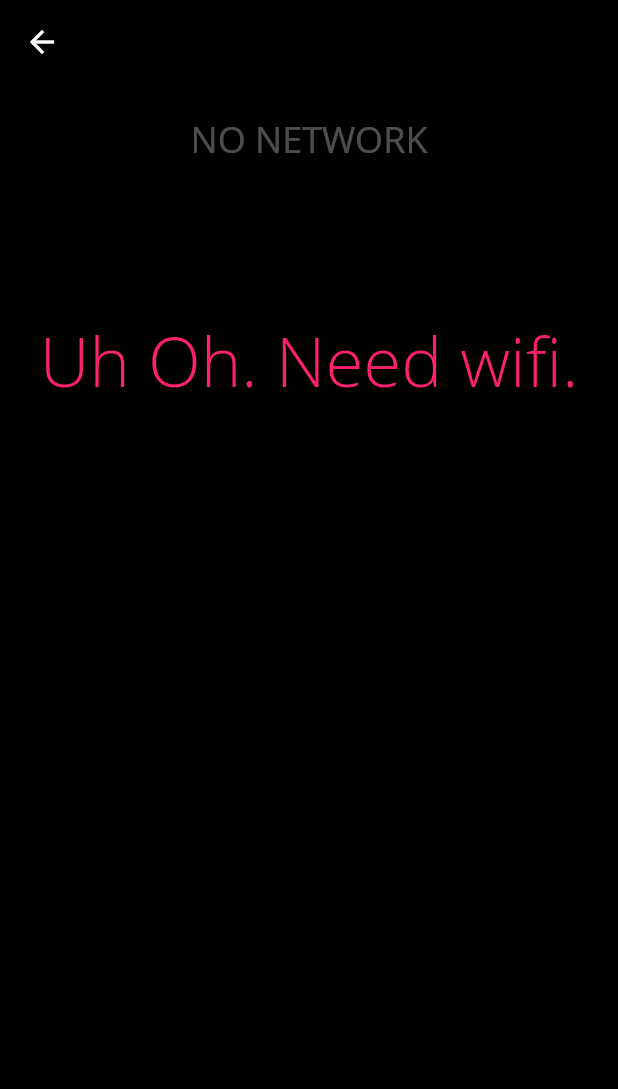
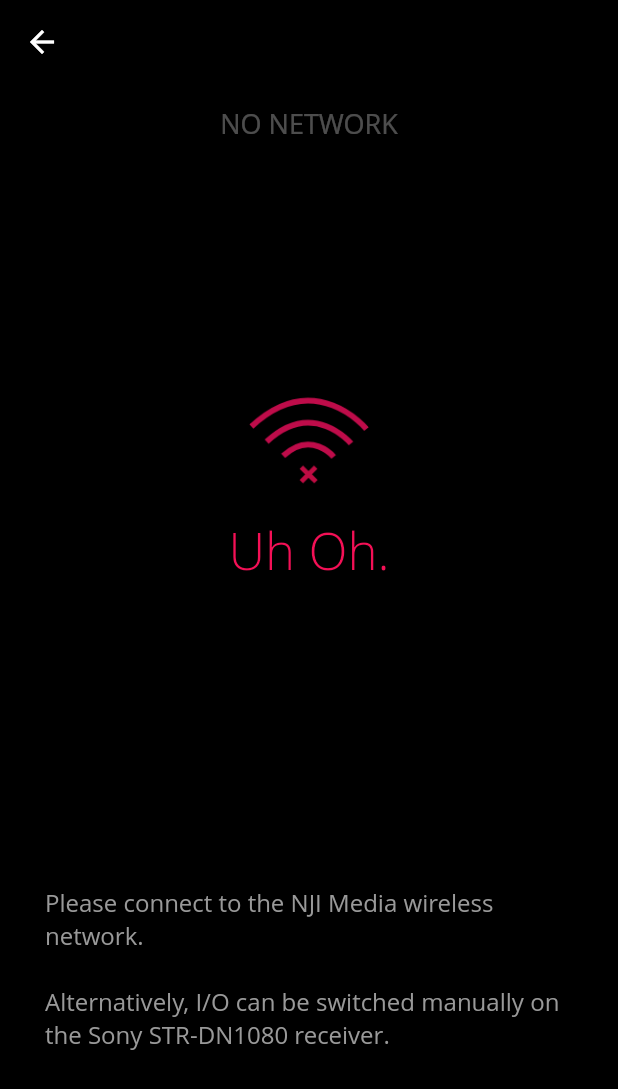
Before and after one commit to dtateii/sony-remote, a Flutter app: the ScreenErrorWifi screen opened directly, on a phone screen of 412 x 824 dp. Shown: the top 1089 px of the screen. Run offline on Flutter 3.47's test engine with Material 2 defaults, Android fonts, the phone set to English and light mode, and no system bars; our stand-ins replace connectivity; Roboto replaces fonts that are missing (Open Sans).

Commit message:
Format: Add icons, resize for A502DL device

```diff
--- a/lib/config.dart
+++ b/lib/config.dart
@@ -1,7 +1,7 @@
 class Api {
 
   static String getUri(lib) {
-    return 'http://192.168.86.27:10000/sony/' + lib;
+    return 'http://10.1.10.81:10000/sony/' + lib;
   }
 
 }
--- a/lib/dest.dart
+++ b/lib/dest.dart
@@ -63,14 +63,14 @@ class _DestState extends State<ScreenDest> {
                 crossAxisAlignment: CrossAxisAlignment.center,
                 children: [
                   Container(
-                    padding: const EdgeInsets.only(top:20),
+                    padding: const EdgeInsets.only(top:14),
                     child: Text(
                       'DESTINATION',
                       style: CustomTextStyle.label(context),
                     )
                   ),
                   Container(
-                    padding: const EdgeInsets.only(top:120),
+                    padding: const EdgeInsets.only(top:100),
                     child: Column(
                       crossAxisAlignment: CrossAxisAlignment.center,
                       children: [
--- a/lib/errorWifi.dart
+++ b/lib/errorWifi.dart
@@ -15,23 +15,34 @@ class ScreenErrorWifi extends StatelessWidget {
                 crossAxisAlignment: CrossAxisAlignment.center,
                 children: [
                   Container(
-                    padding: const EdgeInsets.only(top:20),
+                    padding: const EdgeInsets.only(top:14),
                     child: Text(
                       'NO NETWORK',
                       style: CustomTextStyle.label(context),
                     )
                   ),
+                  Container(
+                    padding: const EdgeInsets.only(top:150),
+                    child: Image.asset('assets/icon-wifi-no.png', width: 80)
+                  ),
                   Container (
-                    padding: const EdgeInsets.only(top: 100),
+                    padding: const EdgeInsets.only(top: 20),
                     child: RaisedButton(
                       color: Colors.transparent,
                       onPressed: () {
                         Navigator.pop(context);
                       },
                       child: Text(
-                        'Uh Oh. Need wifi.',
+                        'Uh Oh.',
                       style: CustomTextStyle.buttonRed(context),
                         ),
+                    ),
+                  ),
+                  Container (
+                    padding: const EdgeInsets.only(top: 200, left: 30, right: 30),
+                    child: Text(
+                        "Please connect to the NJI Media wireless network.\n\nAlternatively, I/O can be switched manually on the Sony STR-DN1080 receiver.",
+                      style: CustomTextStyle.detail(context),
                     ),
                   )
                 ],
--- a/lib/method.dart
+++ b/lib/method.dart
@@ -33,14 +33,14 @@ class _MethodState extends State<ScreenMethod> {
                 crossAxisAlignment: CrossAxisAlignment.center,
                 children: [
                   Container(
-                    padding: const EdgeInsets.only(top:20),
+                    padding: const EdgeInsets.only(top:14),
                     child: Text(
                       'METHOD',
                       style: CustomTextStyle.label(context),
                     )
                   ),
                   Container(
-                    padding: const EdgeInsets.only(top:120),
+                    padding: const EdgeInsets.only(top:100),
                     child: Column(
                       crossAxisAlignment: CrossAxisAlignment.center,
                       children: [
--- a/lib/source.dart
+++ b/lib/source.dart
@@ -47,14 +47,14 @@ class _SourceState extends State<ScreenSource> {
                 crossAxisAlignment: CrossAxisAlignment.center,
                 children: [
                   Container(
-                    padding: const EdgeInsets.only(top:20),
+                    padding: const EdgeInsets.only(top:14),
                     child: Text(
                       'SOURCE',
                       style: CustomTextStyle.label(context),
                     )
                   ),
                   Container(
-                    padding: const EdgeInsets.only(top:120),
+                    padding: const EdgeInsets.only(top:100),
                     child: Column(
                       crossAxisAlignment: CrossAxisAlignment.center,
                       children: [
--- a/lib/theme.dart
+++ b/lib/theme.dart
@@ -4,7 +4,7 @@ class CustomTextStyle {
   static TextStyle label (BuildContext context) {
     return Theme.of(context).textTheme.display4.copyWith(
       fontWeight: FontWeight.normal,
-      fontSize: 24.0,
+      fontSize: 18.0,
       color: Colors.white30,
     );
   }
@@ -12,7 +12,7 @@ class CustomTextStyle {
   static TextStyle button (BuildContext context) {
     return Theme.of(context).textTheme.display4.copyWith(
       fontWeight: FontWeight.w100,
-      fontSize: 46.0,
+      fontSize: 34.0,
       color: Colors.white,
     );
   }
@@ -20,7 +20,7 @@ class CustomTextStyle {
   static TextStyle buttonYellow (BuildContext context) {
     return Theme.of(context).textTheme.display4.copyWith(
       fontWeight: FontWeight.w100,
-      fontSize: 46.0,
+      fontSize: 34.0,
       color: Color(0xFFebff4e),
     );
   }
@@ -28,15 +28,15 @@ class CustomTextStyle {
   static TextStyle buttonRed (BuildContext context) {
     return Theme.of(context).textTheme.display4.copyWith(
       fontWeight: FontWeight.w100,
-      fontSize: 46.0,
-      color: Color(0xFFff206f),
+      fontSize: 34.0,
+      color: Color(0xFFf41056),
     );
   }
 
   static TextStyle buttonGreen (BuildContext context) {
     return Theme.of(context).textTheme.display4.copyWith(
       fontWeight: FontWeight.w100,
-      fontSize: 46.0,
+      fontSize: 34.0,
       color: Color(0xFF21ffbb),
     );
   }
@@ -44,9 +44,17 @@ class CustomTextStyle {
   static TextStyle buttonDisabled (BuildContext context) {
     return Theme.of(context).textTheme.display4.copyWith(
       fontWeight: FontWeight.w100,
-      fontSize: 46.0,
+      fontSize: 34.0,
       fontStyle: FontStyle.italic,
       color: Color(0xFF999999),
     );
   }
+
+  static TextStyle detail (BuildContext context) {
+    return Theme.of(context).textTheme.display4.copyWith(
+      fontWeight: FontWeight.normal,
+      fontSize: 16.0,
+      color: Color(0xFF999999),
+    );
+  }
 }
```
Also changed, not shown: lib/power.dart (+11 -4 lines), lib/splash.dart (+7 -7 lines), assets/icon-power-down.png (added), assets/icon-power-up.png (added), assets/icon-wifi-no.png (added).
